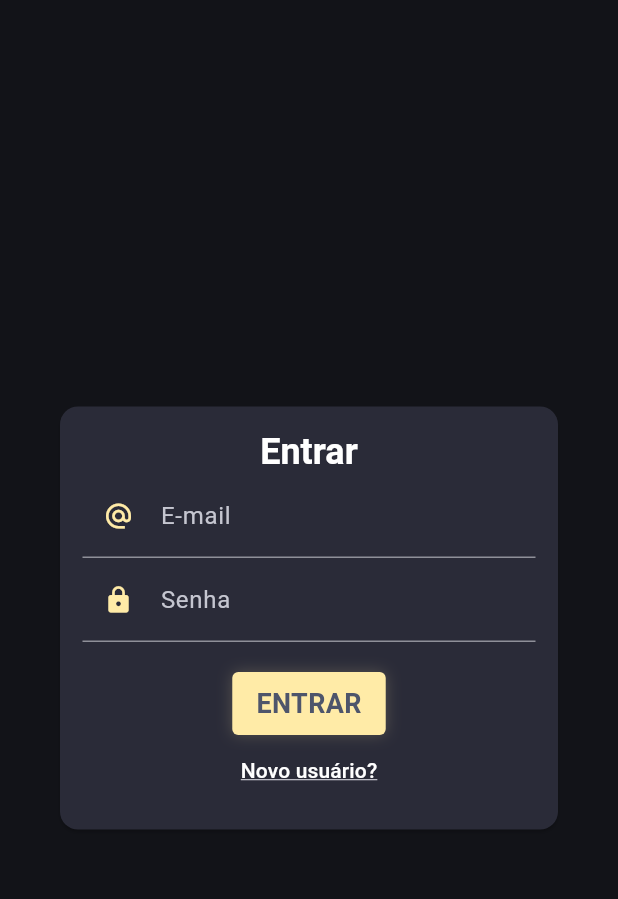
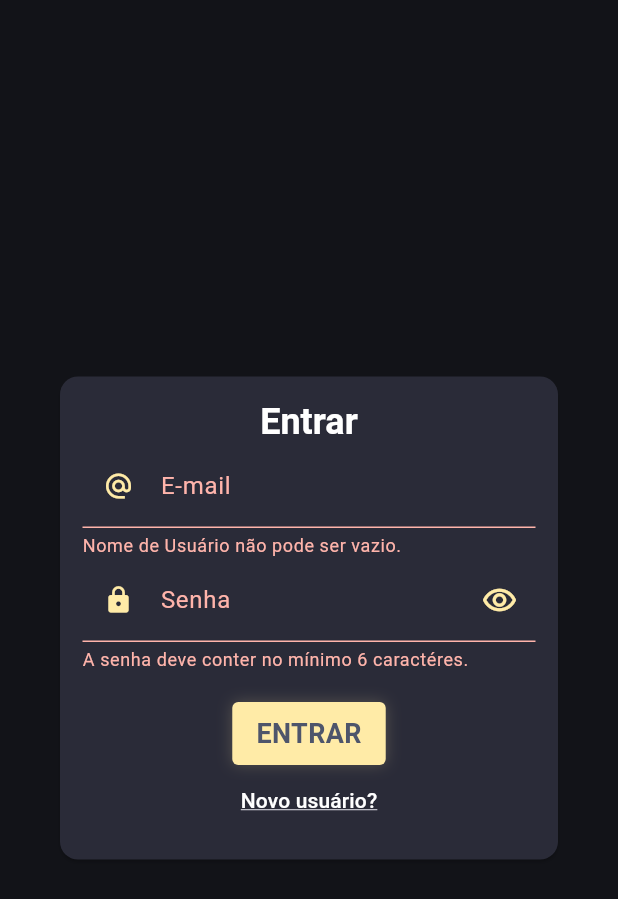
Before and after one commit to Jooaomarcelo/campo-minado-app, a Flutter app: the screen it shows after launch, after a tap on "ENTRAR", on a phone screen of 412 x 824 dp. Shown: the top 899 px of the screen. Run offline on Flutter 3.47's test engine with Material 3 defaults, Android fonts, the phone set to English and light mode, and no system bars; our stand-ins replace dotted_border, firebase_core, image_cropper, image_picker; accounts and stored records are empty; generated files the repository leaves out were written again.

Commit message:
finished auth page and auth form component

```diff
--- a/lib/components/auth_form.dart
+++ b/lib/components/auth_form.dart
@@ -1,8 +1,17 @@
-import 'package:campo_minado_app/core/models/auth_form_data.dart';
+import 'dart:io';
+
 import 'package:flutter/material.dart';
 
+import 'package:campo_minado_app/core/models/auth_form_data.dart';
+import 'package:campo_minado_app/components/user_image_picker.dart';
+
 class AuthForm extends StatefulWidget {
-  const AuthForm({super.key});
+  final void Function(AuthFormData) onSubmit;
+
+  const AuthForm({
+    required this.onSubmit,
+    super.key,
+  });
 
   @override
   State<AuthForm> createState() => _AuthFormState();
@@ -10,6 +19,47 @@ class AuthForm extends StatefulWidget {
 
 class _AuthFormState extends State<AuthForm> {
   final _formData = AuthFormData();
+
+  final _formKey = GlobalKey<FormState>();
+
+  // FocusNodes
+  final _emailFocusNode = FocusNode();
+  final _passwordFocusNode = FocusNode();
+
+  // Show password
+  bool _isPasswordObscure = true;
+
+  void _showErrorDialog(String msg) {
+    ScaffoldMessenger.of(context).showSnackBar(
+      SnackBar(
+        content: Text(msg),
+        backgroundColor: Theme.of(context).colorScheme.error,
+      ),
+    );
+  }
+
+  void _handleImagePick(File image) {
+    _formData.image = image;
+  }
+
+  void _submit() {
+    final isValid = _formKey.currentState?.validate() ?? false;
+
+    if (!isValid) return;
+
+    if (_formData.image == null && _formData.isSignup) {
+      _showErrorDialog('Imagem não selecionada.');
+    }
+
+    widget.onSubmit(_formData);
+
+    if (_formData.isSignup) {
+      _formKey.currentState?.reset();
+      _formData.image = null;
+
+      setState(() => _formData.toggleMode());
+    }
+  }
 
   @override
   Widget build(BuildContext context) {
@@ -21,6 +71,8 @@ class _AuthFormState extends State<AuthForm> {
       ),
       child: Padding(
         padding: const EdgeInsets.all(15),
+        child: Form(
+          key: _formKey,
           child: Column(
             children: [
               Text(
@@ -28,7 +80,16 @@ class _AuthFormState extends State<AuthForm> {
                 style: Theme.of(context).textTheme.titleLarge,
               ),
               if (_formData.isSignup)
-              TextField(
+                Container(
+                  margin: const EdgeInsets.all(15),
+                  child: UserImagePicker(
+                    onImagePick: _handleImagePick,
+                  ),
+                ),
+              if (_formData.isSignup)
+                TextFormField(
+                  key: ValueKey('name'),
+                  initialValue: _formData.name,
                   decoration: const InputDecoration(
                     labelText: 'Nome',
                     prefixIcon: Icon(
@@ -37,9 +98,25 @@ class _AuthFormState extends State<AuthForm> {
                       color: Color(0xffffeba7),
                     ),
                   ),
+                  textInputAction: TextInputAction.next,
                   onChanged: (value) => _formData.name = value,
+                  validator: (textField) {
+                    final name = textField ?? '';
+
+                    if (name.trim().isEmpty) {
+                      return 'Nome de Usuário não pode ser vazio.';
+                    }
+
+                    return null;
+                  },
+                  onFieldSubmitted: (_) {
+                    FocusScope.of(context).requestFocus(_emailFocusNode);
+                  },
                 ),
-            TextField(
+              TextFormField(
+                key: ValueKey('email'),
+                focusNode: _emailFocusNode,
+                initialValue: _formData.email,
                 decoration: const InputDecoration(
                   labelText: 'E-mail',
                   prefixIcon: Icon(
@@ -48,22 +125,64 @@ class _AuthFormState extends State<AuthForm> {
                     color: Color(0xffffeba7),
                   ),
                 ),
+                textInputAction: TextInputAction.next,
                 onChanged: (value) => _formData.email = value,
+                validator: (textField) {
+                  final email = textField ?? '';
+
+                  if (email.trim().isEmpty) {
+                    return 'Nome de Usuário não pode ser vazio.';
+                  }
+
+                  if (!email.contains('@')) {
+                    return 'Email inválido.';
+                  }
+
+                  return null;
+                },
+                onFieldSubmitted: (_) {
+                  FocusScope.of(context).requestFocus(_passwordFocusNode);
+                },
               ),
-            TextField(
-              decoration: const InputDecoration(
+              TextFormField(
+                key: ValueKey('password'),
+                focusNode: _passwordFocusNode,
+                initialValue: _formData.password,
+                obscureText: _isPasswordObscure,
+                decoration: InputDecoration(
                   labelText: 'Senha',
                   prefixIcon: Icon(
                     Icons.lock,
                     size: 20,
                     color: Color(0xffffeba7),
                   ),
+                  suffixIcon: IconButton(
+                    onPressed: () => setState(
+                        () => _isPasswordObscure = !_isPasswordObscure),
+                    icon: Icon(
+                      _isPasswordObscure
+                          ? Icons.remove_red_eye_outlined
+                          : Icons.remove_red_eye,
+                      color: Color(0xffffeba7),
+                    ),
+                  ),
                 ),
                 onChanged: (value) => _formData.password = value,
+                textInputAction: TextInputAction.done,
+                validator: (textField) {
+                  final password = textField ?? '';
+
+                  if (password.trim().length < 6) {
+                    return 'A senha deve conter no mínimo 6 caractéres.';
+                  }
+
+                  return null;
+                },
+                onFieldSubmitted: (_) => _submit(),
               ),
               const SizedBox(height: 20),
               GestureDetector(
-              onTap: () {},
+                onTap: _submit,
                 child: Container(
                   padding: EdgeInsets.symmetric(
                     vertical: 8,
@@ -71,7 +190,8 @@ class _AuthFormState extends State<AuthForm> {
                   ),
                   decoration: BoxDecoration(
                     color: Color(0xffffeba7), // Cor de fundo
-                  borderRadius: BorderRadius.circular(4), // Bordas arredondadas
+                    borderRadius:
+                        BorderRadius.circular(4), // Bordas arredondadas
                     boxShadow: [
                       BoxShadow(
                         color: Color.fromRGBO(255, 235, 167, 0.2),
@@ -103,6 +223,7 @@ class _AuthFormState extends State<AuthForm> {
             ],
           ),
         ),
+      ),
     );
   }
 }
--- a/lib/main.dart
+++ b/lib/main.dart
@@ -33,6 +33,7 @@ class MyApp extends StatelessWidget {
         ),
         useMaterial3: true,
       ),
+      debugShowCheckedModeBanner: false,
       home: const AuthPage(),
     );
   }
```
Also changed, not shown: lib/pages/auth_page.dart (+38 -1 lines). Lines whose indentation alone changed are shown as unchanged.
